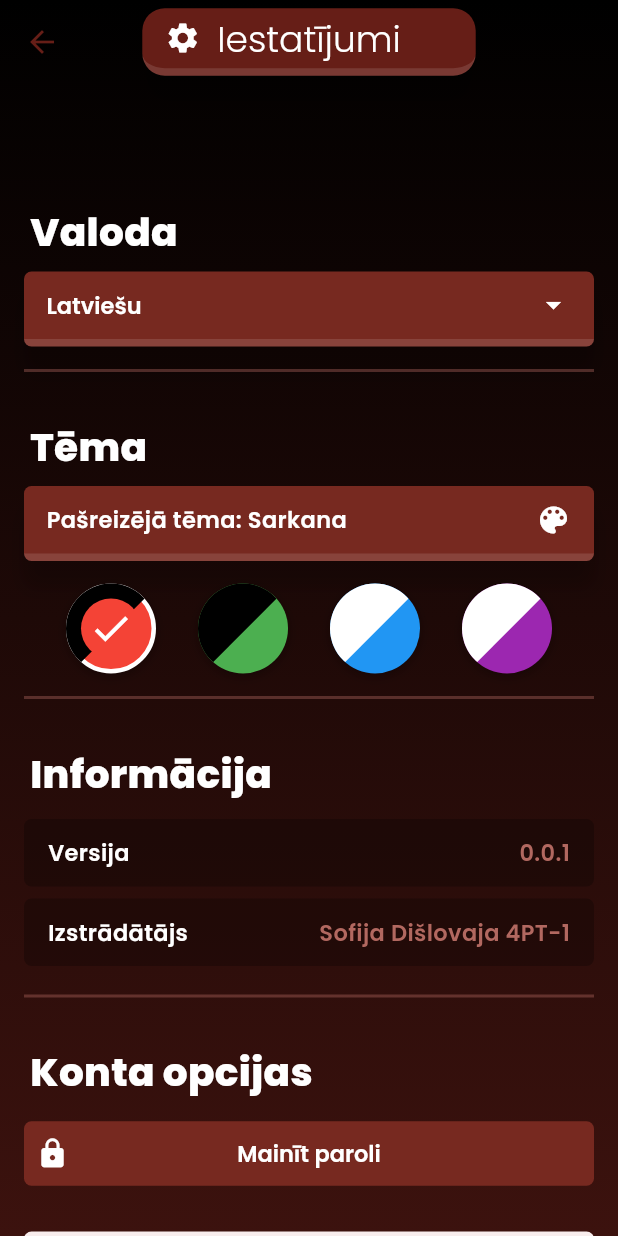
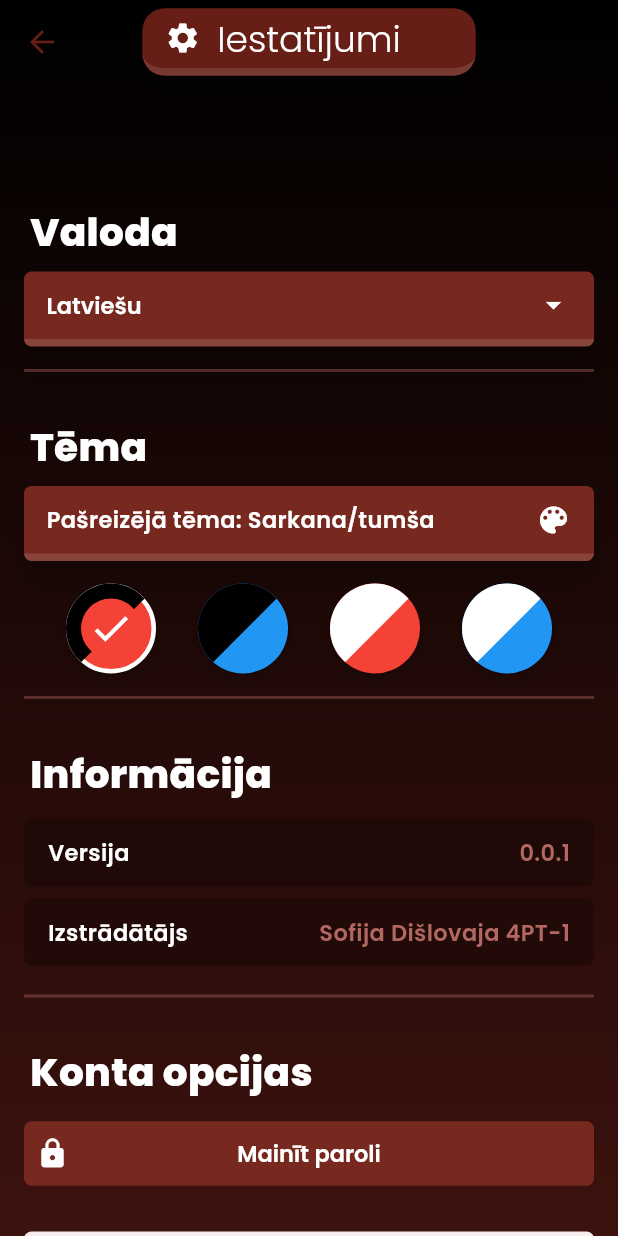
Before and after one commit to mechanical-echo/filmu_nams, a Flutter app: the SettingsPage screen opened directly, on a phone screen of 412 x 824 dp. Run offline on Flutter 3.47's test engine with Material 3 defaults, Android fonts, the phone set to English and light mode, and no system bars; our stand-ins replace cached_network_image, cloud_firestore, cloud_functions, firebase_auth, firebase_core, firebase_storage and 5 more; missing offline and left inert: pattern_background; accounts and stored records are empty; generated files the repository leaves out were written again.

Commit message:
fix | alert dialog color fix | color option rework

```diff
--- a/lib/providers/theme_provider.dart
+++ b/lib/providers/theme_provider.dart
@@ -3,10 +3,10 @@ import 'package:google_fonts/google_fonts.dart';
 import 'package:shared_preferences/shared_preferences.dart';
 
 enum AppTheme {
-  red,
-  blue,
-  purple,
-  green,
+  redDark,
+  redLight,
+  blueDark,
+  blueLight,
 }
 
 class ThemeColors {
@@ -28,7 +28,7 @@ class ThemeColors {
 class ThemeProvider extends ChangeNotifier {
   static const String _themeKey = 'selected_theme';
   late SharedPreferences _prefs;
-  AppTheme _currentTheme = AppTheme.red;
+  AppTheme _currentTheme = AppTheme.redDark;
 
   ThemeProvider() {
     _loadTheme();
@@ -40,7 +40,7 @@ class ThemeProvider extends ChangeNotifier {
     if (savedTheme != null) {
       _currentTheme = AppTheme.values.firstWhere(
         (theme) => theme.toString() == savedTheme,
-        orElse: () => AppTheme.red,
+        orElse: () => AppTheme.redDark,
       );
       notifyListeners();
     }
@@ -54,7 +54,7 @@ class ThemeProvider extends ChangeNotifier {
 
   ThemeColors get colors {
     switch (_currentTheme) {
-      case AppTheme.red:
+      case AppTheme.redDark:
         return const ThemeColors(
           color001: Color.fromARGB(255, 102, 30, 23),
           color002: Color.fromARGB(255, 119, 41, 32),
@@ -62,29 +62,29 @@ class ThemeProvider extends ChangeNotifier {
           smokeyWhite: Color.fromARGB(255, 248, 237, 237),
           isLightTheme: false,
         );
-      case AppTheme.blue:
+      case AppTheme.blueDark:
+        return const ThemeColors(
+          color001: Color.fromARGB(255, 61, 90, 167),
+          color002: Color.fromARGB(255, 82, 125, 212),
+          color003: Color.fromARGB(255, 140, 178, 255),
+          smokeyWhite: Color.fromARGB(255, 237, 241, 248),
+          isLightTheme: false,
+        );
+      case AppTheme.redLight:
+        return const ThemeColors(
+          color001: Color.fromARGB(255, 102, 30, 23),
+          color002: Color.fromARGB(255, 119, 41, 32),
+          color003: Color.fromARGB(255, 178, 104, 96),
+          smokeyWhite: Color.fromARGB(255, 248, 237, 237),
+          isLightTheme: true,
+        );
+      case AppTheme.blueLight:
         return const ThemeColors(
           color001: Color.fromARGB(255, 61, 90, 167),
           color002: Color.fromARGB(255, 82, 125, 212),
           color003: Color.fromARGB(255, 140, 178, 255),
           smokeyWhite: Color.fromARGB(255, 237, 241, 248),
           isLightTheme: true,
-        );
-      case AppTheme.purple:
-        return const ThemeColors(
-          color001: Color.fromARGB(255, 120, 71, 138),
-          color002: Color.fromARGB(255, 149, 95, 175),
-          color003: Color.fromARGB(255, 183, 128, 214),
-          smokeyWhite: Color.fromARGB(255, 243, 237, 248),
-          isLightTheme: true,
-        );
-      case AppTheme.green:
-        return const ThemeColors(
-          color001: Color.fromARGB(255, 23, 102, 44),
-          color002: Color.fromARGB(255, 32, 119, 65),
-          color003: Color.fromARGB(255, 96, 178, 127),
-          smokeyWhite: Color.fromARGB(255, 237, 248, 240),
-          isLightTheme: false,
         );
     }
   }
@@ -257,7 +257,7 @@ class ThemeProvider extends ChangeNotifier {
 
   ThemeData get currentTheme {
     switch (_currentTheme) {
-      case AppTheme.red:
+      case AppTheme.redDark:
         return _buildTheme(
           seedColor: const Color.fromARGB(255, 87, 33, 27),
           primary: const Color.fromARGB(255, 123, 29, 29),
@@ -265,7 +265,7 @@ class ThemeProvider extends ChangeNotifier {
           buttonColor: colors.color002,
           accentColor: colors.color003,
         );
-      case AppTheme.blue:
+      case AppTheme.blueDark:
         return _buildTheme(
           seedColor: const Color.fromARGB(255, 27, 54, 87),
           primary: const Color.fromARGB(255, 29, 69, 123),
@@ -273,18 +273,18 @@ class ThemeProvider extends ChangeNotifier {
           buttonColor: colors.color002,
           accentColor: colors.color003,
         );
-      case AppTheme.purple:
+      case AppTheme.redLight:
         return _buildTheme(
-          seedColor: const Color.fromARGB(255, 66, 27, 87),
-          primary: const Color.fromARGB(255, 97, 29, 123),
+          seedColor: const Color.fromARGB(255, 87, 33, 27),
+          primary: const Color.fromARGB(255, 123, 29, 29),
           baseColor: colors.color001,
           buttonColor: colors.color002,
           accentColor: colors.color003,
         );
-      case AppTheme.green:
+      case AppTheme.blueLight:
         return _buildTheme(
-          seedColor: const Color.fromARGB(255, 27, 87, 50),
-          primary: const Color.fromARGB(255, 29, 123, 70),
+          seedColor: const Color.fromARGB(255, 27, 54, 87),
+          primary: const Color.fromARGB(255, 29, 69, 123),
           baseColor: colors.color001,
           buttonColor: colors.color002,
           accentColor: colors.color003,
@@ -437,14 +437,14 @@ class ThemeProvider extends ChangeNotifier {
 
   String getThemeName() {
     switch (_currentTheme) {
-      case AppTheme.red:
-        return 'Sarkana';
-      case AppTheme.blue:
-        return 'Zila';
-      case AppTheme.purple:
-        return 'Violeta';
-      case AppTheme.green:
-        return 'Zaļa';
+      case AppTheme.redDark:
+        return 'Sarkana/tumša';
+      case AppTheme.blueDark:
+        return 'Zila/tumša';
+      case AppTheme.redLight:
+        return 'Sarkana/gaiša';
+      case AppTheme.blueLight:
+        return 'Zila/gaiša';
     }
   }
 
--- a/lib/views/client/auth/auth_form.dart
+++ b/lib/views/client/auth/auth_form.dart
@@ -1,4 +1,3 @@
-import 'package:filmu_nams/assets/theme.dart';
 import 'package:filmu_nams/views/client/auth/login/login.dart';
 import 'package:filmu_nams/views/client/auth/registration/registration.dart';
 import 'package:filmu_nams/assets/decorations/background.dart';
--- a/lib/views/client/main/profile/settings.dart
+++ b/lib/views/client/main/profile/settings.dart
@@ -158,10 +158,10 @@ class _SettingsPageState extends State<SettingsPage> {
         Row(
           mainAxisAlignment: MainAxisAlignment.spaceEvenly,
           children: [
-            circle(AppTheme.red, Colors.red, themeProvider, true),
-            circle(AppTheme.green, Colors.green, themeProvider, true),
-            circle(AppTheme.blue, Colors.blue, themeProvider, false),
-            circle(AppTheme.purple, Colors.purple, themeProvider, false),
+            circle(AppTheme.redDark, Colors.red, themeProvider, true),
+            circle(AppTheme.blueDark, Colors.blue, themeProvider, true),
+            circle(AppTheme.redLight, Colors.red, themeProvider, false),
+            circle(AppTheme.blueLight, Colors.blue, themeProvider, false),
           ],
         ),
       ],
```
Also changed, not shown: lib/assets/dialog/dialog.dart (+8 -14 lines).
